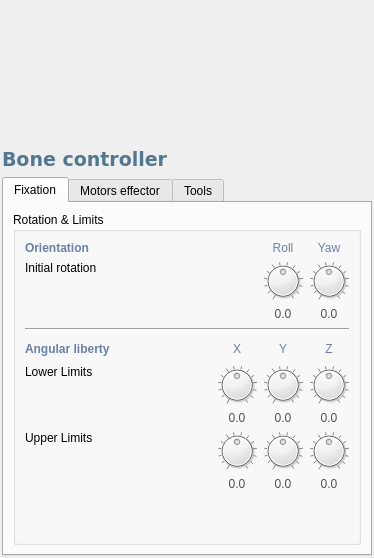
Old version of the form src/genelab/core/ui/widgets/entities/bonepropertiescontroller.ui in the repository GeneCraft/GeneCraft-Project.
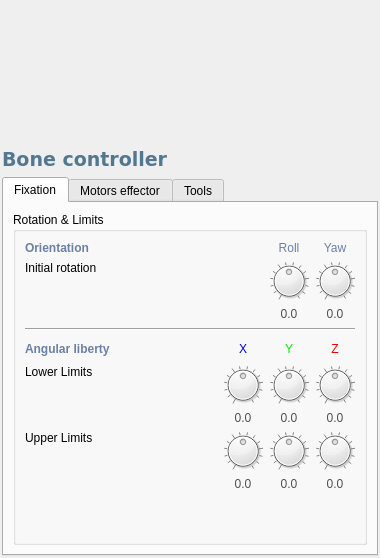
New version of the form. Icons and pictures are not drawn. Custom widgets are drawn as their Qt base class.

Diff of the .ui file:
```diff
--- a/src/genelab/core/ui/widgets/entities/bonepropertiescontroller.ui
+++ b/src/genelab/core/ui/widgets/entities/bonepropertiescontroller.ui
@@ -6,7 +6,7 @@
    <rect>
     <x>0</x>
     <y>0</y>
-    <width>374</width>
+    <width>380</width>
     <height>558</height>
    </rect>
   </property>
@@ -481,7 +481,7 @@
             <item>
              <widget class="QLabel" name="label_6">
               <property name="styleSheet">
-               <string notr="true">color: rgb(107, 128, 166);</string>
+               <string notr="true">color: rgb(0, 0, 238);</string>
               </property>
               <property name="text">
                <string>X</string>
@@ -494,7 +494,7 @@
             <item>
              <widget class="QLabel" name="label_5">
               <property name="styleSheet">
-               <string notr="true">color: rgb(107, 128, 166);</string>
+               <string notr="true">color: rgb(0, 238, 0);</string>
               </property>
               <property name="text">
                <string>Y</string>
@@ -507,7 +507,7 @@
             <item>
              <widget class="QLabel" name="label_4">
               <property name="styleSheet">
-               <string notr="true">color: rgb(107, 128, 166);</string>
+               <string notr="true">color: rgb(238, 0, 0);</string>
               </property>
               <property name="text">
                <string>Z</string>
```
